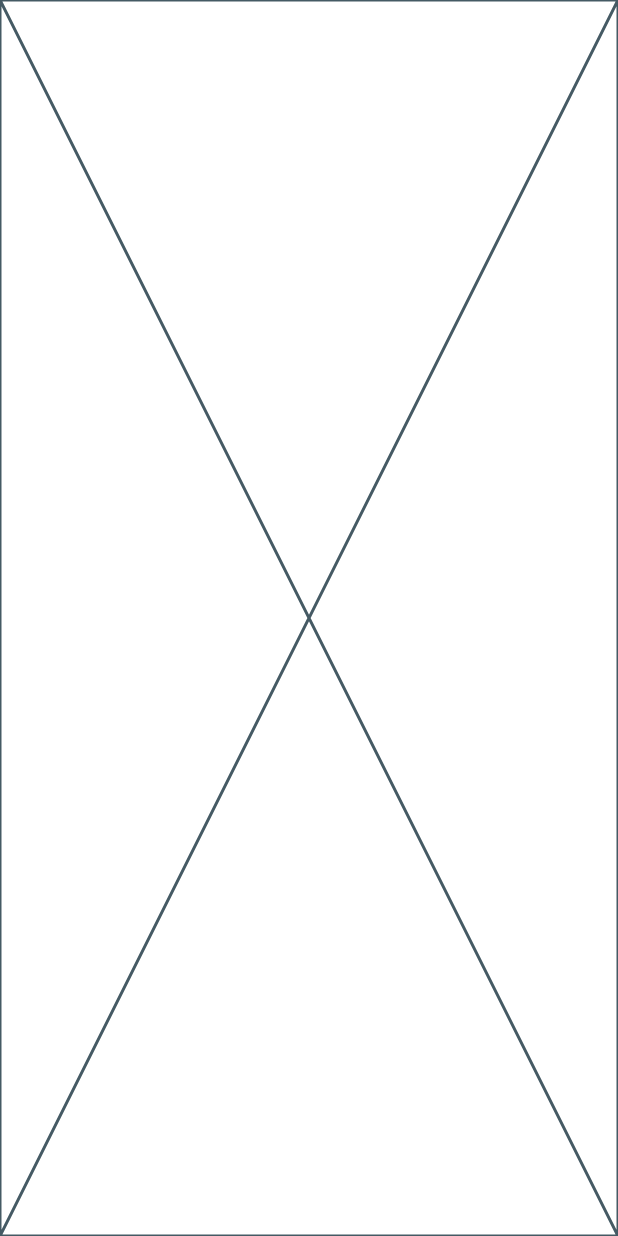
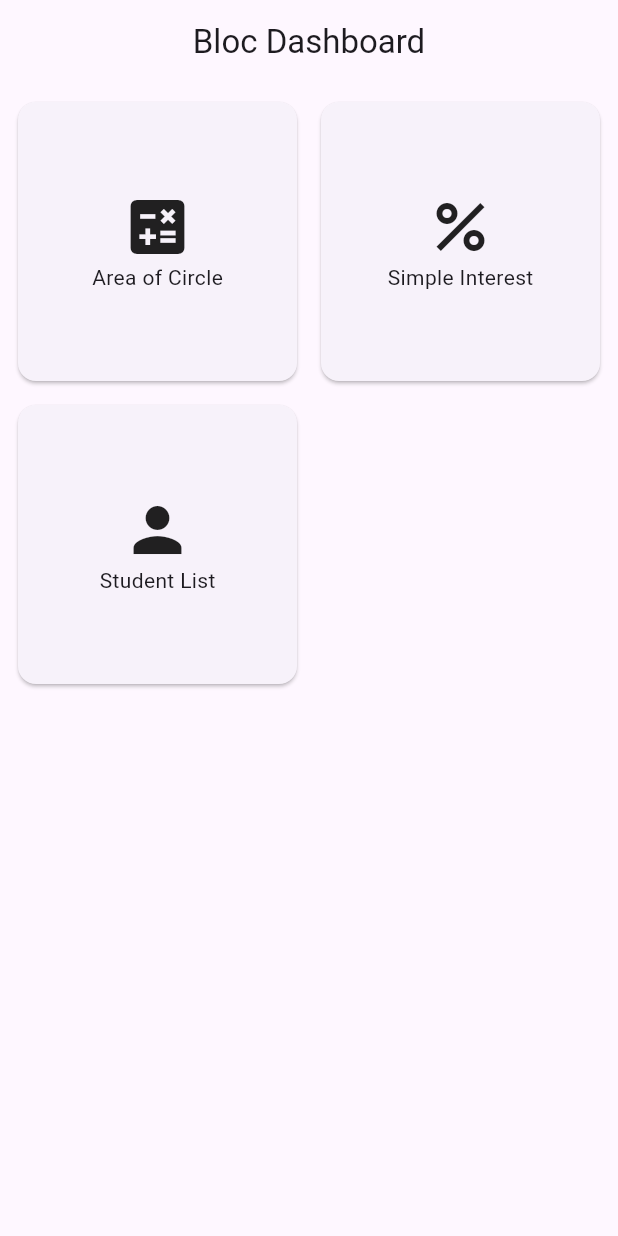
Before and after one commit to Ziroworld/assignment_2, a Flutter app: the screen it shows after launch, on a phone screen of 412 x 824 dp. Run offline on Flutter 3.47's test engine with Material 3 defaults, Android fonts, the phone set to English and light mode, and no system bars; our stand-ins replace bloc, flutter_bloc, get_it.

Commit message:
added the logic of the dashoardand area of circle, simple intrest and a student model

```diff
--- /dev/null
+++ b/lib/bloc/area_circle_bloc.dart
@@ -0,0 +1,15 @@
+import 'dart:math';
+
+import 'package:bloc/bloc.dart';
+import 'package:meta/meta.dart';
+
+part 'area_circle_event.dart';
+
+class AreaCircleBloc extends Bloc<AreaCircleEvent, double> {
+  AreaCircleBloc() : super(0) {
+    on<CalculateEvent>((event, emit) {
+      final area = pi * event.radius * event.radius;
+      emit(area);
+    });
+  }
+}
--- /dev/null
+++ b/lib/bloc/dashboard_event.dart
@@ -0,0 +1,22 @@
+part of 'dashboard_bloc.dart';
+
+@immutable
+sealed class DashboardEvent {}
+
+class AreaOfCircleEvent extends DashboardEvent {
+  final BuildContext context;
+
+  AreaOfCircleEvent(this.context);
+}
+
+class SimpleInterestEvent extends DashboardEvent {
+  final BuildContext context;
+
+  SimpleInterestEvent(this.context);
+}
+
+class StudentListEvent extends DashboardEvent {
+  final BuildContext context;
+
+  StudentListEvent(this.context);
+}
--- /dev/null
+++ b/lib/bloc/simple_interest_bloc.dart
@@ -0,0 +1,13 @@
+import 'package:bloc/bloc.dart';
+import 'package:meta/meta.dart';
+
+part 'simple_interest_event.dart';
+
+class SimpleInterestBloc extends Bloc<SimpleInterestEvent, double> {
+  SimpleInterestBloc() : super(0) {
+    on<CalculateEvent>((event, emit) {
+      final interest = event.principal * event.time * event.rate / 100;
+      emit(interest);
+    });
+  }
+}
--- /dev/null
+++ b/lib/bloc/simple_interest_event.dart
@@ -0,0 +1,12 @@
+part of 'simple_interest_bloc.dart';
+
+@immutable
+sealed class SimpleInterestEvent {}
+
+class CalculateEvent extends SimpleInterestEvent {
+  final double principal;
+  final double time;
+  final double rate;
+
+  CalculateEvent(this.principal, this.time, this.rate);
+}
--- /dev/null
+++ b/lib/model/student_model.dart
@@ -0,0 +1,7 @@
+class Student {
+  final String name;
+  String address;
+  int age;
+
+  Student({required this.name, required this.address, required this.age});
+}
--- a/lib/view/dashboard_view.dart
+++ b/lib/view/dashboard_view.dart
@@ -1,10 +1,69 @@
+import 'package:assignment_2/bloc/dashboard_bloc.dart';
 import 'package:flutter/material.dart';
+import 'package:flutter_bloc/flutter_bloc.dart';
 
 class DashboardView extends StatelessWidget {
   const DashboardView({super.key});
 
   @override
   Widget build(BuildContext context) {
-    return const Placeholder();
+    return Scaffold(
+      appBar: AppBar(
+        title: const Text('Bloc Dashboard'),
+        centerTitle: true,
+      ),
+      body: GridView(
+        padding: const EdgeInsets.all(8),
+        gridDelegate: const SliverGridDelegateWithFixedCrossAxisCount(
+          crossAxisCount: 2,
+          crossAxisSpacing: 8,
+          mainAxisSpacing: 8,
+        ),
+        children: <Widget>[
+          Card(
+            child: InkWell(
+              onTap: () {
+                context.read<DashboardBloc>().add(AreaOfCircleEvent(context));
+              },
+              child: Column(
+                mainAxisAlignment: MainAxisAlignment.center,
+                children: const <Widget>[
+                  Icon(Icons.calculate, size: 48),
+                  Text('Area of Circle'),
+                ],
+              ),
+            ),
+          ),
+          Card(
+            child: InkWell(
+              onTap: () {
+                context.read<DashboardBloc>().add(SimpleInterestEvent(context));
+              },
+              child: Column(
+                mainAxisAlignment: MainAxisAlignment.center,
+                children: const <Widget>[
+                  Icon(Icons.percent, size: 48),
+                  Text('Simple Interest'),
+                ],
+              ),
+            ),
+          ),
+          Card(
+            child: InkWell(
+              onTap: () {
+                context.read<DashboardBloc>().add(StudentListEvent(context));
+              },
+              child: Column(
+                mainAxisAlignment: MainAxisAlignment.center,
+                children: const <Widget>[
+                  Icon(Icons.person, size: 48),
+                  Text('Student List'),
+                ],
+              ),
+            ),
+          ),
+        ],
+      ),
+    );
   }
 }
--- a/pubspec.yaml
+++ b/pubspec.yaml
@@ -34,6 +34,10 @@ dependencies:
   # The following adds the Cupertino Icons font to your application.
   # Use with the CupertinoIcons class for iOS style icons.
   cupertino_icons: ^1.0.8
+  flutter_bloc: ^8.1.6
+  get_it: ^8.0.3
+  maths: ^0.0.2
+  meta: ^1.15.0
 
 dev_dependencies:
   flutter_test:
```
Also changed, not shown: lib/bloc/area_circle_event.dart (added, +10 -0 lines), lib/bloc/dashboard_bloc.dart (added, +58 -0 lines), lib/service/service_locator.dart (added, +18 -0 lines), lib/view/area_of_circle_view.dart (added, +75 -0 lines), lib/view/simple_interest_view.dart (added, +93 -0 lines), lib/view/student_view.dart (added, +12 -0 lines), pubspec.lock.
